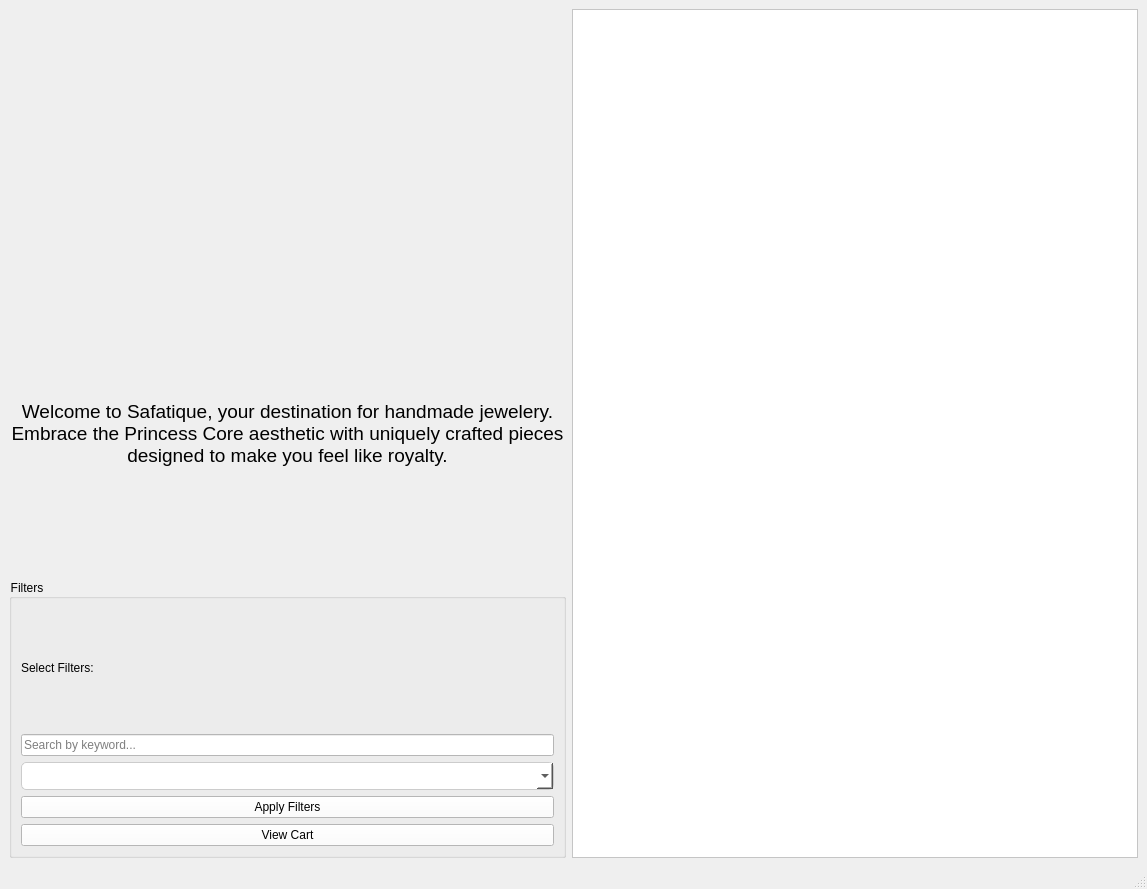
Qt form testCatalogue.ui (haniakashif/Safatique-Database) before a commit.
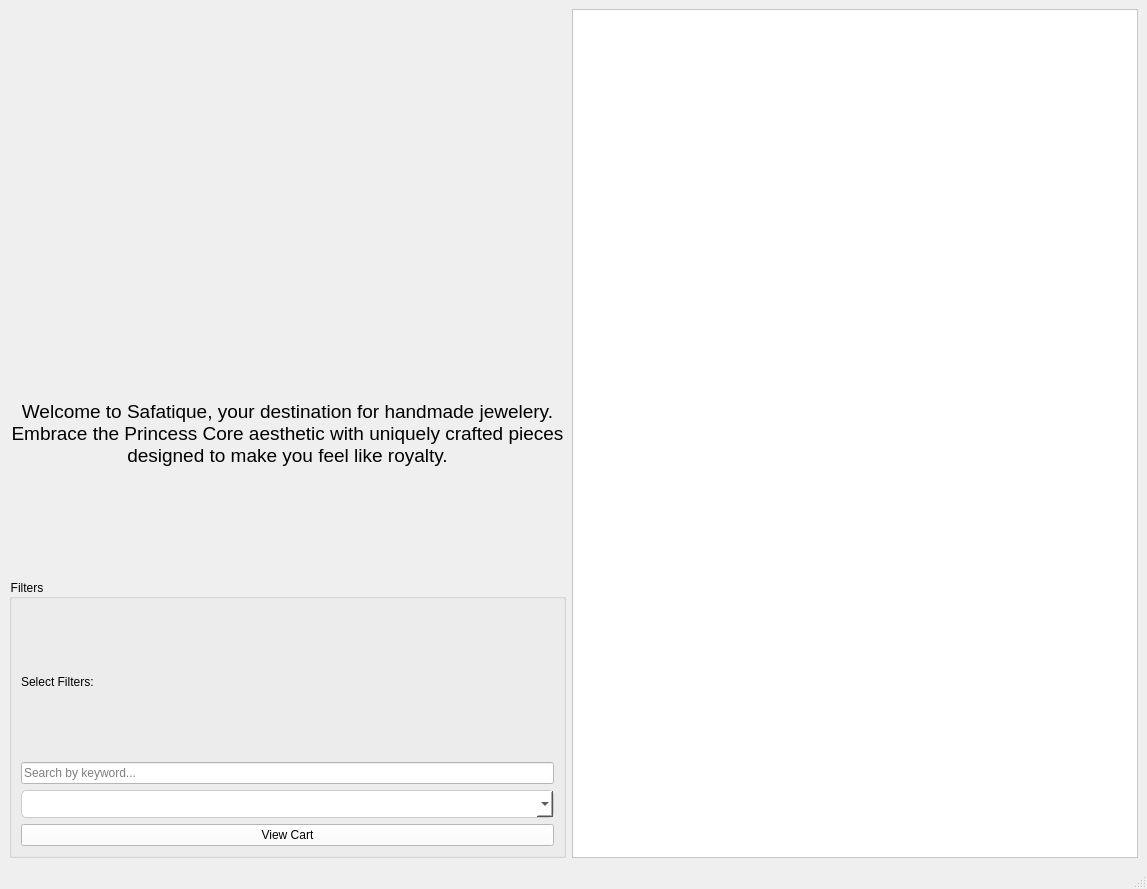
The same form after that commit. Icons and pictures are not drawn.

Commit message: category filter and word search filter implemented

```diff
--- a/testCatalogue.ui
+++ b/testCatalogue.ui
@@ -173,18 +173,6 @@
           </widget>
          </item>
          <item row="3" column="0">
-          <widget class="QPushButton" name="pushButton_applyFilters">
-           <property name="styleSheet">
-            <string notr="true">
-              background: white;
-             </string>
-           </property>
-           <property name="text">
-            <string>Apply Filters</string>
-           </property>
-          </widget>
-         </item>
-         <item row="4" column="0">
           <widget class="QPushButton" name="pushButton_viewCart">
            <property name="styleSheet">
             <string notr="true">
```
The commit also changes 1 other file.
